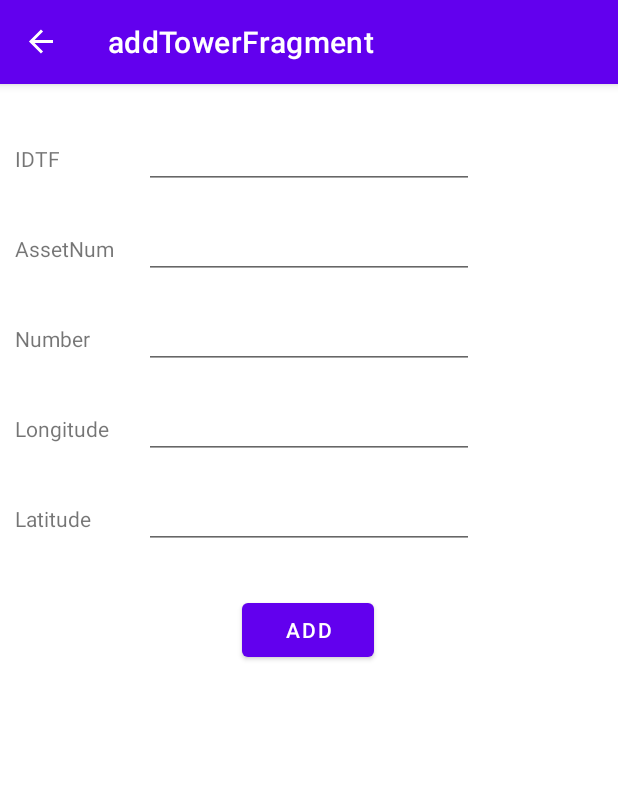
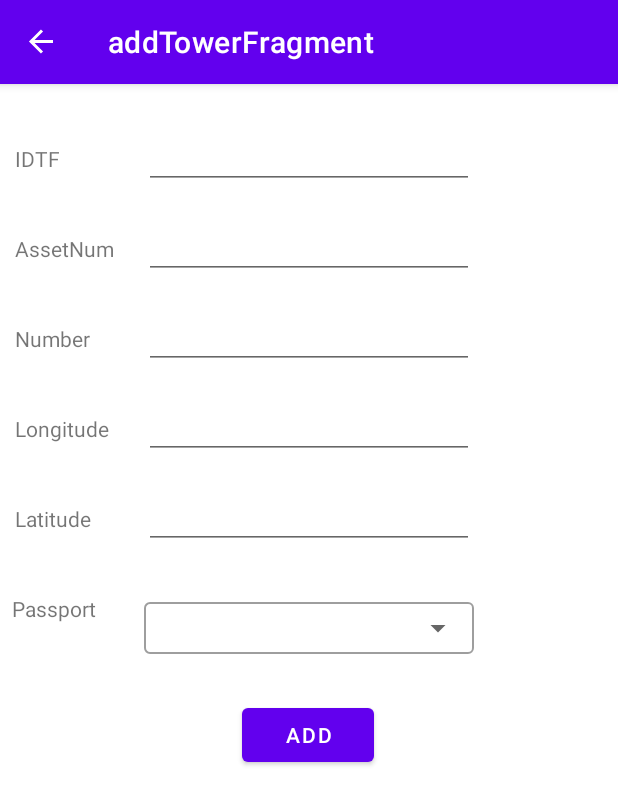
Before and after one commit to rough7sea/Passport-Module-Demo, an Android app: the AddTowerFragment screen opened through its navigation route, after a tap on "ADD", on a phone screen of 412 x 824 dp. Shown: the top 805 px of the screen. Run offline under Robolectric (Android 15) with nearby library versions, the phone set to English and light mode, and no system bars; our stand-ins replace navigation-ui; 1 statement that could not run was skipped.

Commit message:
- Add passport drop-down menu to tower add\update fragment - Add toast to export - Some comments

```diff
--- a/dataManager/src/main/java/com/example/datamanager/database/AppDatabase.kt
+++ b/dataManager/src/main/java/com/example/datamanager/database/AppDatabase.kt
@@ -55,6 +55,5 @@ abstract class AppDatabase : RoomDatabase() {
                     .build()
             }
         }
-
     }
 }
--- a/dataManager/src/main/java/com/example/datamanager/database/repository/Repository.kt
+++ b/dataManager/src/main/java/com/example/datamanager/database/repository/Repository.kt
@@ -3,6 +3,9 @@ package com.example.datamanager.database.repository
 import androidx.lifecycle.LiveData
 import androidx.sqlite.db.SupportSQLiteQuery
 
+/**
+ * Main repository API.
+ */
 interface Repository<T> {
 
     fun getData(): LiveData<List<T>>
--- a/dataManager/src/main/java/com/example/datamanager/database/repository/impl/BaseRepository.kt
+++ b/dataManager/src/main/java/com/example/datamanager/database/repository/impl/BaseRepository.kt
@@ -4,6 +4,9 @@ import androidx.sqlite.db.SupportSQLiteQuery
 import com.example.datamanager.database.dao.BaseDAO
 import com.example.datamanager.database.repository.Repository
 
+/**
+ * Base implementation of [Repository] functionality.
+ */
 abstract class BaseRepository<T>(private val dao : BaseDAO<T>) : Repository<T> {
 
     override fun add(addObject: T): Long = dao.insert(addObject)
--- a/dataManager/src/main/java/com/example/datamanager/exchange/impl/ExportFileManagerImpl.kt
+++ b/dataManager/src/main/java/com/example/datamanager/exchange/impl/ExportFileManagerImpl.kt
@@ -37,10 +37,9 @@ class ExportFileManagerImpl(appDatabase: AppDatabase)
     private val towerRepository = TowerRepository(appDatabase.towerDao())
     private val coordinateRepository = CoordinateRepository(appDatabase.coordinateDao())
     private val additionalRepository = AdditionalRepository(appDatabase.additionalDao())
-
+    private val result = MutableLiveData<WorkResult>()
 
     override fun <B : Any> export(@NotNull bindingEntity: B,@NotNull destinationPath: File) : LiveData<WorkResult> {
-        val result = MutableLiveData<WorkResult>()
         CoroutineScope(Dispatchers.IO).launch {
             val error = WorkResult.Error()
 
--- a/dataManager/src/main/java/com/example/datamanager/external/entities/WorkResult.kt
+++ b/dataManager/src/main/java/com/example/datamanager/external/entities/WorkResult.kt
@@ -12,7 +12,7 @@ sealed class WorkResult(
         fun addError(error: Exception){
             this.errors.add(error)
         }
-        fun addErrors(errors: MutableList<Exception>){
+        fun addErrors(errors: List<Exception>){
             this.errors.addAll(errors)
         }
     }
--- a/dataManager/src/main/java/com/example/datamanager/utli/Utils.kt
+++ b/dataManager/src/main/java/com/example/datamanager/utli/Utils.kt
@@ -11,7 +11,7 @@ object Utils{
     private val nonLetterRegex = Regex("[A-Za-zА-Яа-я]")
 
     /**
-     * Method to process filed *number*.
+     * Method to process filed **number**.
      */
     fun clearNumber(number: String) = nonLetterRegex.replace(number, "")
 
@@ -37,7 +37,6 @@ object Utils{
     }
 
     fun distanceInKm(lat1: Double, lon1: Double, lat2: Double, lon2: Double): Double {
-
         val theta = lon1 - lon2
         var dist = sin(Math.toRadians(lat1)) * sin(Math.toRadians(lat2)) +
                 cos(Math.toRadians(lat1)) * cos(Math.toRadians(lat2)) * cos(Math.toRadians(theta))
--- a/uitest/src/main/java/com/example/myapplication/fragments/MainFragment.kt
+++ b/uitest/src/main/java/com/example/myapplication/fragments/MainFragment.kt
@@ -1,7 +1,6 @@
 package com.example.myapplication.fragments
 
 import android.os.Bundle
-import android.os.Environment
 import android.util.Log
 import android.view.*
 import android.widget.Toast
@@ -16,7 +15,7 @@ import com.example.datamanager.database.repository.impl.AdditionalRepository
 import com.example.datamanager.database.repository.impl.CoordinateRepository
 import com.example.datamanager.database.repository.impl.PassportRepository
 import com.example.datamanager.database.repository.impl.TowerRepository
-import com.example.datamanager.utli.QueryBuilder
+import com.example.datamanager.external.entities.WorkResult
 import com.example.myapplication.App
 import com.example.myapplication.R
 import kotlinx.android.synthetic.main.fragment_main.view.*
@@ -63,11 +62,6 @@ class MainFragment : Fragment() {
             findNavController().navigate(R.id.action_MainFragment_to_additionalListFragment)
         }
 
-        if (!isExternalStorageAvailable || isExternalStorageReadOnly) {
-            view.import_button.isEnabled = false
-            view.import_button2.isEnabled = false
-        }
-
         view.import_button.setOnClickListener {
             import("0100101M.001.xml", view)
         }
@@ -77,17 +71,31 @@ class MainFragment : Fragment() {
         }
 
         view.export_button.setOnClickListener {
-            CoroutineScope(Dispatchers.IO).launch {
+//            CoroutineScope(Dispatchers.IO).launch {
             val towers = towerRepository.findAll()
             if (towers.isNotEmpty()){
                 dataManager.export(
                     towers[0],
-                        File(requireActivity().getExternalFilesDir(filepath), "fullTower.xml"))
-                    Log.i("HANDLER_TEST", "Set Tower ${towers[0].idtf} & ${towers[0].number} to handler")
-                }else {
+                    File(requireActivity().getExternalFilesDir(filepath), "fullTower.xml")
+                ).observe(viewLifecycleOwner,{
+                    when (it){
+                        is WorkResult.Completed -> {
+                            Toast.makeText(activity, "Successfully exported data", Toast.LENGTH_SHORT).show()
+                        }
+                        is WorkResult.Loading -> {}
+                        is WorkResult.Progress -> {}
+                        is WorkResult.Canceled -> {}
+                        is WorkResult.Error -> {
+                            Toast.makeText(activity, "Unexpected error"  , Toast.LENGTH_SHORT).show()
+                        }
+                        else -> throw Exception("Invalid work result")
+                    }
+                })
+                Log.i("HANDLER_TEST", "Set Tower ${towers[0].coord_id} & ${towers[0].number} to handler")
+            } else {
                 Log.w("HANDLER_TEST", "There are no Towers in database")
             }
-            }
+//            }
         }
 
         view.handler_test_button.setOnClickListener {
@@ -133,16 +141,6 @@ class MainFragment : Fragment() {
         }
     }
 
-    private val isExternalStorageReadOnly: Boolean get() {
-        val extStorageState = Environment.getExternalStorageState()
-        return Environment.MEDIA_MOUNTED_READ_ONLY == extStorageState
-    }
-
-    private val isExternalStorageAvailable: Boolean get() {
-        val extStorageState = Environment.getExternalStorageState()
-        return Environment.MEDIA_MOUNTED == extStorageState
-    }
-
     override fun onCreateOptionsMenu(menu: Menu, inflater: MenuInflater) {
         inflater.inflate(R.menu.delete_menu, menu)
     }
--- a/uitest/src/main/java/com/example/myapplication/fragments/add/AddTowerFragment.kt
+++ b/uitest/src/main/java/com/example/myapplication/fragments/add/AddTowerFragment.kt
@@ -6,6 +6,7 @@ import android.util.Log
 import android.view.LayoutInflater
 import android.view.View
 import android.view.ViewGroup
+import android.widget.ArrayAdapter
 import android.widget.Toast
 import androidx.fragment.app.Fragment
 import com.example.datamanager.database.entity.Coordinate
@@ -34,12 +35,23 @@ class AddTowerFragment : Fragment() {
         App.getDataManager().getRepository(Passport::class.java) as PassportRepository
     }
 
+    private var _binding: View? = null
+    private val binding get() = _binding!!
+
+    override fun onResume() {
+        super.onResume()
+        val list = passportRepository.findAll().map { it.passport_id.toString() }
+        val arrayAdapter = ArrayAdapter(requireContext(), R.layout.dropdown_item, list)
+        binding.addTowerAutoCompleteTextView.setAdapter(arrayAdapter)
+    }
+
     override fun onCreateView(
         inflater: LayoutInflater, container: ViewGroup?,
         savedInstanceState: Bundle?
     ): View? {
         // Inflate the layout for this fragment
         val view = inflater.inflate(R.layout.fragment_add_tower, container, false)
+        _binding = view
 
         view.addTowerButton.setOnClickListener {
             insertDataToDataBase(view)
@@ -55,13 +67,14 @@ class AddTowerFragment : Fragment() {
         val number = view.editNumber.text.toString()
         val longitude = view.editLongitude.text.toString()
         val latitude = view.editLatitude.text.toString()
+        val passport_id = view.addTowerAutoCompleteTextView.text.toString()
 
 
-        if (inputCheck(editIDTF, assertNum, number)){
+        if (validate(editIDTF, assertNum, number, passport_id)){
             CoroutineScope(Dispatchers.IO).launch {
-                val passports = passportRepository.findAll()
-                if (passports.isEmpty()){
-                    Log.i("FRAGMENT_TEST", "There are no any passport in system")
+                val passport = passportRepository.getById(passport_id.toLong())
+                if (passport == null){
+                    Log.i("FRAGMENT_TEST", "There are no passport with id[$passport_id] in system")
                     return@launch
                 }
                 var coord_id: Long? = null
@@ -73,7 +86,7 @@ class AddTowerFragment : Fragment() {
                             .getCoordinateByLongitudeAndLatitude(latitude.toDouble(), longitude.toDouble())!!.coord_id
                     }
                 }
-                val tower = Tower(0, passports[(passports.indices).random()].passport_id, coord_id,
+                val tower = Tower(0, passport_id.toLong(), coord_id,
                     idtf = editIDTF, assetNum = assertNum, number = number)
                 towerRepository.add(tower)
                 requireActivity().runOnUiThread {
@@ -86,8 +99,12 @@ class AddTowerFragment : Fragment() {
         }
     }
 
-    private fun inputCheck(editIDTF: String, assertNum: String, number: String): Boolean {
-        return !TextUtils.isEmpty(editIDTF) && !TextUtils.isEmpty(assertNum) && !TextUtils.isEmpty(number)
+    private fun validate(vararg args: String): Boolean {
+        for (a in args){
+            if (TextUtils.isEmpty(a)){
+                return false
+            }
+        }
+        return true
     }
-
 }
--- a/uitest/src/main/res/layout/fragment_add_tower.xml
+++ b/uitest/src/main/res/layout/fragment_add_tower.xml
@@ -27,6 +27,17 @@
         android:textAlignment="textStart"
         app:layout_constraintStart_toStartOf="parent"
         app:layout_constraintTop_toBottomOf="@+id/textView12" />
+
+    <TextView
+        android:id="@+id/textView5"
+        android:layout_width="70dp"
+        android:layout_height="20dp"
+        android:layout_marginStart="8dp"
+        android:layout_marginTop="40dp"
+        android:text="Passport"
+        android:textAlignment="textStart"
+        app:layout_constraintStart_toStartOf="parent"
+        app:layout_constraintTop_toBottomOf="@+id/textView13" />
 
     <EditText
         android:id="@+id/editIDTF"
@@ -97,7 +108,7 @@
         app:layout_constraintEnd_toEndOf="parent"
         app:layout_constraintHorizontal_bias="0.498"
         app:layout_constraintStart_toStartOf="parent"
-        app:layout_constraintTop_toBottomOf="@+id/editLatitude" />
+        app:layout_constraintTop_toBottomOf="@+id/textInputLayout" />
 
     <TextView
         android:id="@+id/textView3"
@@ -132,4 +143,27 @@
         app:layout_constraintStart_toStartOf="parent"
         app:layout_constraintTop_toBottomOf="@+id/textView4" />
 
+    <com.google.android.material.textfield.TextInputLayout
+        android:id="@+id/textInputLayout"
+        style="@style/Widget.MaterialComponents.TextInputLayout.OutlinedBox.ExposedDropdownMenu"
+        android:layout_width="220dp"
+        android:layout_height="40dp"
+        android:layout_marginTop="30dp"
+        app:layout_constraintEnd_toEndOf="parent"
+        app:layout_constraintHorizontal_bias="0.5"
+        app:layout_constraintStart_toEndOf="@+id/textView5"
+        app:layout_constraintStart_toStartOf="parent"
+        app:layout_constraintTop_toBottomOf="@+id/editLatitude">
+
+        <AutoCompleteTextView
+            android:id="@+id/addTowerAutoCompleteTextView"
+            android:padding="0dp"
+            android:layout_width="match_parent"
+            android:layout_height="match_parent"
+            android:layout_weight="1"
+            android:inputType="none"
+            android:textSize="18sp" />
+
+    </com.google.android.material.textfield.TextInputLayout>
+
 </androidx.constraintlayout.widget.ConstraintLayout>
```
Also changed, not shown: dataManager/src/main/java/com/example/datamanager/database/repository/RepositoryProvider.kt (+8 -0 lines), dataManager/src/main/java/com/example/datamanager/exchange/impl/ImportFileManagerImpl.kt (+5 -6 lines), uitest/src/main/java/com/example/myapplication/fragments/update/TowerUpdateFragment.kt (+25 -4 lines), uitest/src/main/res/layout/dropdown_item.xml (added, +8 -0 lines), uitest/src/main/res/layout/fragment_tower_update.xml (+35 -1 lines). Lines whose indentation alone changed are shown as unchanged.
